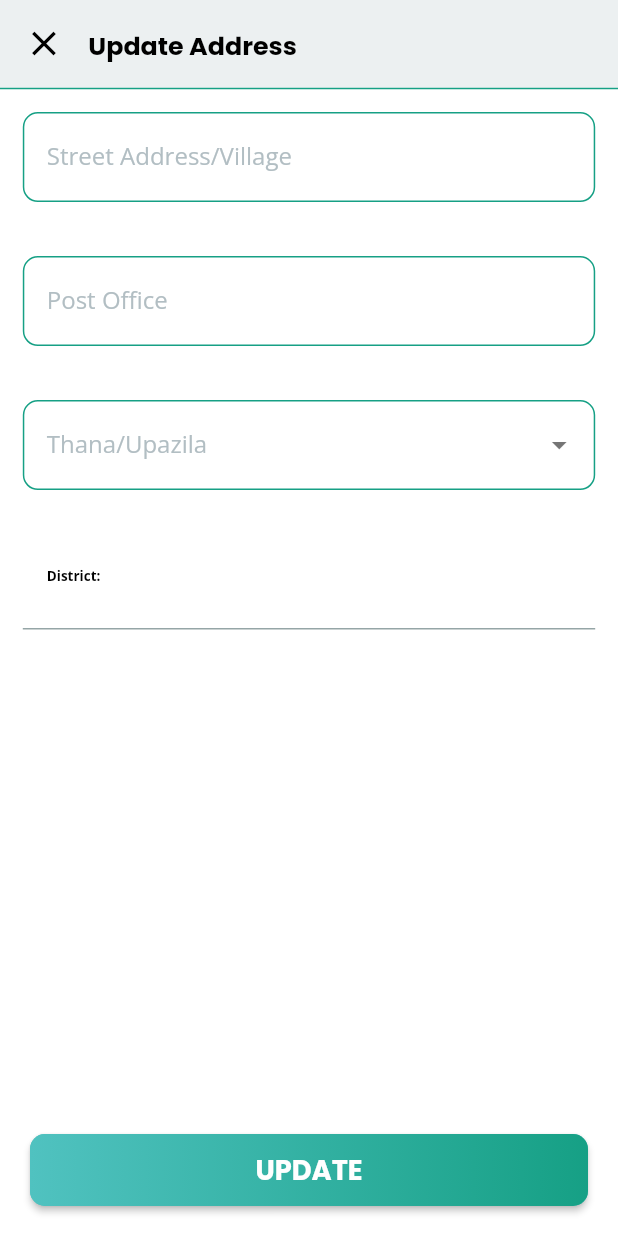
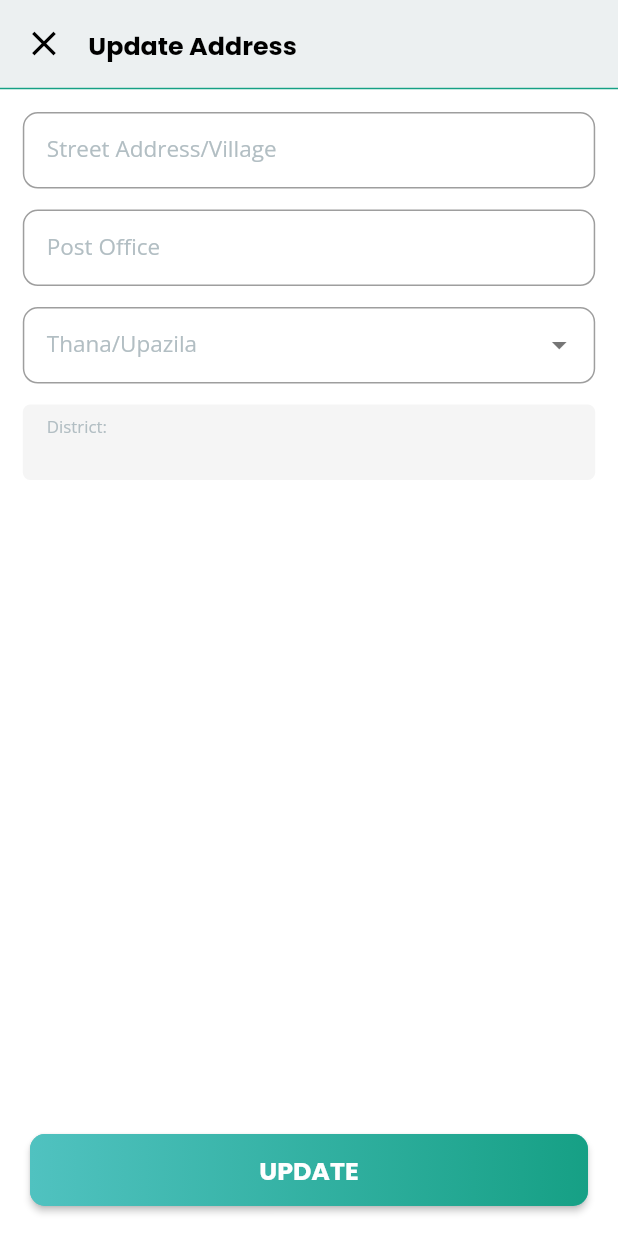
Before and after one commit to shuvo934/DocDiary_iOS, a Flutter app: the NativeDoctorAddressLayout screen opened directly with empty values, on a phone screen of 412 x 824 dp. Run offline on Flutter 3.47's test engine with Material 3 defaults, Android fonts, the phone set to English and light mode, and no system bars; our stand-ins replace camera, device_info_plus, flutter_secure_storage, image_cropper, image_picker, in_app_review and 1 more; missing offline and left inert: network_info_plus; accounts and stored records are empty.

Commit message:
Address Update done.

```diff
--- a/lib/features/profile/doctor_address_screen.dart
+++ b/lib/features/profile/doctor_address_screen.dart
@@ -127,8 +127,12 @@ class _DoctorAddressScreenState extends State<DoctorAddressScreen>
 
   void _resolveThana() {
     var selected = _selected;
+    // if (selected == null || selected.name != _thana.text) {
+    //   selected = DoctorThana.named(_thanas, _thana.text);
+    // }
     if (selected == null || selected.name != _thana.text) {
-      selected = DoctorThana.named(_thanas, _thana.text);
+      final matches = _thanas.where((t) => t.name == _thana.text).toList();
+      selected = matches.length == 1 ? matches.first : null;
     }
     setState(() {
       _selected = selected;
@@ -142,15 +146,25 @@ class _DoctorAddressScreenState extends State<DoctorAddressScreen>
     });
   }
 
+  // void _selectThana(DoctorThana item) {
+  //   // The native adapter displays names and resolves the last exact name match.
+  //   final selected = DoctorThana.named(_thanas, item.name) ?? item;
+  //   setState(() {
+  //     _selected = selected;
+  //     _thana.text = selected.name;
+  //     _thana.selection = TextSelection.collapsed(offset: _thana.text.length);
+  //     _district.text = selected.district;
+  //     _thanaHelper = selected.id.isEmpty ? 'Please Select Thana/Upazila' : null;
+  //   });
+  // }
+
   void _selectThana(DoctorThana item) {
-    // The native adapter displays names and resolves the last exact name match.
-    final selected = DoctorThana.named(_thanas, item.name) ?? item;
     setState(() {
-      _selected = selected;
-      _thana.text = selected.name;
+      _selected = item;
+      _thana.text = item.name;
       _thana.selection = TextSelection.collapsed(offset: _thana.text.length);
-      _district.text = selected.district;
-      _thanaHelper = selected.id.isEmpty ? 'Please Select Thana/Upazila' : null;
+      _district.text = item.district;
+      _thanaHelper = item.id.isEmpty ? 'Please Select Thana/Upazila' : null;
     });
   }
 
--- a/lib/features/profile/native_doctor_address_layout.dart
+++ b/lib/features/profile/native_doctor_address_layout.dart
@@ -6,25 +6,33 @@ import 'doctor_address_repository.dart';
 import 'native_doctor_thana_field.dart';
 
 InputDecoration doctorAddressDecoration(String label, {String? helper}) {
-  OutlineInputBorder border(double width) => OutlineInputBorder(
+  OutlineInputBorder border(double width, Color color) => OutlineInputBorder(
     borderRadius: BorderRadius.circular(10),
-    borderSide: BorderSide(color: DocColors.greenSea, width: width),
+    borderSide: BorderSide(color: color, width: width),
   );
   return InputDecoration(
     labelText: label,
-    labelStyle: const TextStyle(color: Color(0xFFB2BEC3)),
-    floatingLabelStyle: const TextStyle(color: DocColors.greenSea),
+    labelStyle: const TextStyle(fontSize: 15, color: Color(0xFFB2BEC3)),
+    floatingLabelStyle: WidgetStateTextStyle.resolveWith(
+      (states) => TextStyle(
+        fontSize: 15,
+        color:
+            states.contains(WidgetState.focused)
+                ? DocColors.greenSea
+                : const Color(0xFFB2BEC3),
+      ),
+    ),
     filled: true,
     fillColor: Colors.white,
-    contentPadding: const EdgeInsets.symmetric(horizontal: 16, vertical: 18),
-    border: border(1),
-    enabledBorder: border(1),
-    focusedBorder: border(2),
-    helperText: helper == null || helper.isEmpty ? ' ' : helper,
+    contentPadding: const EdgeInsets.symmetric(horizontal: 16, vertical: 14),
+    border: border(1, const Color(0xFF9E9E9E)),
+    enabledBorder: border(1, const Color(0xFF9E9E9E)),
+    focusedBorder: border(2, DocColors.greenSea),
+    helperText: helper == null || helper.isEmpty ? null : helper,
     helperMaxLines: 3,
     helperStyle: const TextStyle(
       fontFamily: 'Roboto',
-      fontSize: 12,
+      fontSize: 11,
       color: Color(0xFFCC0000),
     ),
   );
@@ -69,7 +77,7 @@ class NativeDoctorAddressLayout extends StatelessWidget {
     final sdp = width < 300 ? 1.0 : (width / 30).floor() * 30 / 300;
     const fieldStyle = TextStyle(
       fontFamily: 'OpenSans',
-      fontSize: 16,
+      fontSize: 15,
       color: Colors.black,
       height: 1.5,
     );
@@ -89,6 +97,11 @@ class NativeDoctorAddressLayout extends StatelessWidget {
       cursorColor: DocColors.greenSea,
       textInputAction: TextInputAction.done,
       keyboardType: TextInputType.text,
+      autocorrect: false,
+      enableSuggestions: false,
+      smartDashesType: SmartDashesType.disabled,
+      smartQuotesType: SmartQuotesType.disabled,
+      textCapitalization: TextCapitalization.none,
       onChanged: onChanged,
       onSubmitted: (_) => focus.unfocus(),
     );
@@ -230,7 +243,7 @@ class NativeDoctorAddressLayout extends StatelessWidget {
                                         enabled: false,
                                         style: const TextStyle(
                                           fontFamily: 'OpenSans',
-                                          fontSize: 12,
+                                          fontSize: 11,
                                           fontWeight: FontWeight.w700,
                                           color: Colors.black,
                                         ),
@@ -239,30 +252,35 @@ class NativeDoctorAddressLayout extends StatelessWidget {
                                           floatingLabelBehavior:
                                               FloatingLabelBehavior.always,
                                           labelStyle: TextStyle(
-                                            color: Colors.black,
+                                            fontSize: 15,
+                                            fontWeight: FontWeight.w400,
+                                            color: Color(0xFFB2BEC3),
                                           ),
                                           floatingLabelStyle: TextStyle(
-                                            color: Colors.black,
+                                            fontSize: 15,
+                                            fontWeight: FontWeight.w400,
+                                            color: Color(0xFFB2BEC3),
                                           ),
                                           filled: true,
-                                          fillColor: Colors.white,
+                                          fillColor: Color(0xFFF5F5F5),
                                           contentPadding: EdgeInsets.fromLTRB(
                                             16,
-                                            18,
+                                            10,
                                             16,
                                             10,
                                           ),
                                           border: UnderlineInputBorder(
-                                            borderSide: BorderSide(
-                                              color: DocColors.muted,
+                                            borderRadius: BorderRadius.all(
+                                              Radius.circular(5),
                                             ),
+                                            borderSide: BorderSide.none,
                                           ),
                                           disabledBorder: UnderlineInputBorder(
-                                            borderSide: BorderSide(
-                                              color: DocColors.muted,
+                                            borderRadius: BorderRadius.all(
+                                              Radius.circular(5),
                                             ),
+                                            borderSide: BorderSide.none,
                                           ),
-                                          helperText: ' ',
                                         ),
                                       ),
                                     ),
@@ -304,7 +322,7 @@ class NativeDoctorAddressLayout extends StatelessWidget {
                                             'UPDATE',
                                             style: TextStyle(
                                               fontFamily: 'Poppins',
-                                              fontSize: 14 * sdp,
+                                              fontSize: 13 * sdp,
                                               fontWeight: FontWeight.w700,
                                               color: Colors.white,
                                             ),
--- a/lib/features/profile/native_doctor_thana_field.dart
+++ b/lib/features/profile/native_doctor_thana_field.dart
@@ -164,12 +164,14 @@ class _NativeDoctorThanaFieldState extends State<NativeDoctorThanaField>
                       child: Padding(
                         padding: const EdgeInsets.all(16),
                         child: Text(
-                          options[index].name,
+                          options[index].district.isEmpty
+                              ? options[index].name
+                              : '${options[index].name} (${options[index].district})',
                           maxLines: 1,
                           overflow: TextOverflow.ellipsis,
                           style: const TextStyle(
                             fontFamily: 'Roboto',
-                            fontSize: 16,
+                            fontSize: 15,
                             color: Colors.black,
                           ),
                         ),
@@ -202,6 +204,11 @@ class _NativeDoctorThanaFieldState extends State<NativeDoctorThanaField>
       style: widget.style,
       cursorColor: DocColors.greenSea,
       textInputAction: TextInputAction.done,
+      keyboardType: TextInputType.text,
+      autocorrect: false,
+      enableSuggestions: false,
+      smartDashesType: SmartDashesType.disabled,
+      smartQuotesType: SmartQuotesType.disabled,
       decoration: widget.decoration.copyWith(
         suffixIcon: IconButton(
           key: const Key('address_thana_dropdown'),
```
